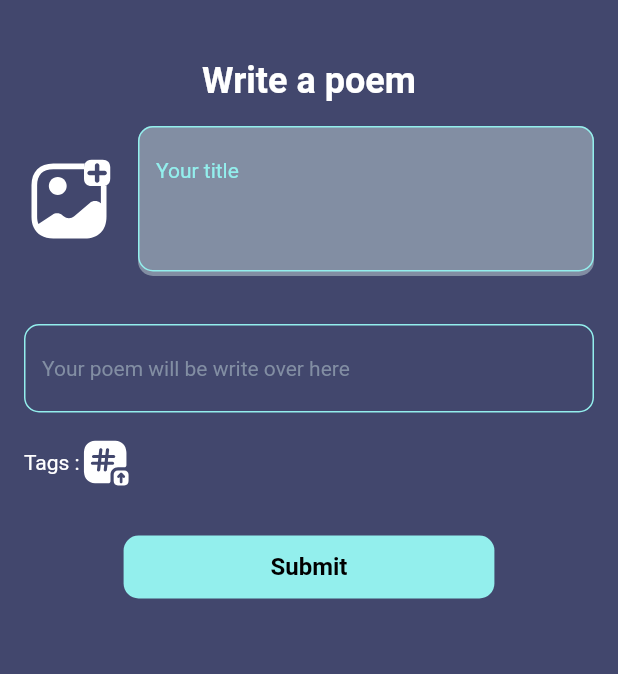
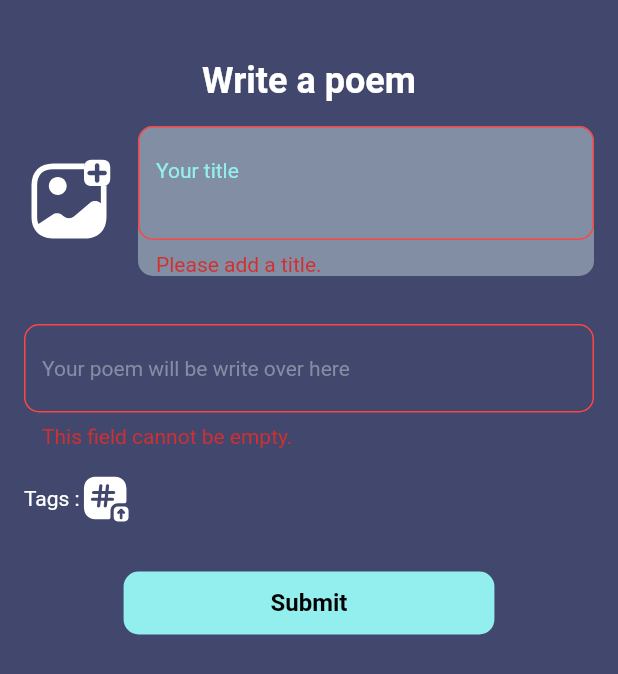
Before and after one commit to isthiyaquekb/note_app, a Flutter app: the AddPage screen opened by its route, after a tap on "Submit", on a phone screen of 412 x 824 dp. Shown: the top 674 px of the screen. Run offline on Flutter 3.47's test engine with Material 2 defaults, Android fonts, the phone set to English and light mode, and no system bars; our stand-ins replace cloud_firestore, date_picker_timeline, firebase_auth, firebase_core, flutter_svg, get and 3 more; accounts and stored records are empty; Roboto replaces fonts that are missing (Quantico).

Commit message:
create note with firebase

```diff
--- a/lib/controllers/addController.dart
+++ b/lib/controllers/addController.dart
@@ -1,8 +1,11 @@
 import 'dart:developer';
-
+import 'package:cloud_firestore/cloud_firestore.dart';
 import 'package:flutter/material.dart';
 import 'package:get/get.dart';
 import 'package:get_storage/get_storage.dart';
+import 'package:note_app/controllers/dashboard_controller.dart';
+import 'package:note_app/core/app_color.dart';
+import 'package:note_app/model/notes_model.dart';
 import 'package:note_app/model/tags_model.dart';
 
 class AddController extends GetxController{
@@ -28,9 +31,12 @@ class AddController extends GetxController{
 
   //LIST
   var tagList = <TagsModel>[].obs;
+  //FIRESTORE DECLARED
+  FirebaseFirestore? firestore;
 
   @override
   void onInit() {
+    firestore = FirebaseFirestore.instance;
     nameController.text = "";
     contentController.text = "";
     tagList.value=[
@@ -71,4 +77,56 @@ class AddController extends GetxController{
 
     update();
   }
+
+  //Submitting note
+  void submitNote(){
+    //validation
+    isNameValid = nameKey.currentState!.validate();
+    isContentValid = contentKey.currentState!.validate();
+    Get.focusScope!.unfocus();
+    if (isNameValid && isContentValid) {
+      nameKey.currentState!.save();
+      contentKey.currentState!.save();
+      // Create a list of selected tags
+      List<TagsModel> selectedTagList = tagList.value
+          .where((tag) => tag.isSelectedTag)
+          .toList();
+      createNote(nameController.text, contentController.text,selectedTagList);
+    }
+  }
+
+  void createNote(String title, String content,List<TagsModel> tagList) async {
+    try {
+      log("NAME $title");
+      log("CONTENT $content");
+      log("TAGS $tagList");
+      var noteDate = NotesModel(id: "${DateTime.now().millisecondsSinceEpoch}",title: title, content: content, tags: tagList);
+      log("INSERT INTO FIRE STORE $noteDate");
+
+      await firestore
+          ?.collection("Notes")
+          .add(noteDate.toJson())
+          .whenComplete(() {
+        Get.snackbar(
+          "Success",
+          "Your note has been created",
+          snackPosition: SnackPosition.BOTTOM,
+          backgroundColor: Colors.green.shade100,
+          colorText: AppColor.black,
+        );
+        nameController.dispose();
+        contentController.dispose();
+        Get.find<DashboardController>().changeTabIndex(0);
+      });
+    } catch (error, stackTrace) {
+      log("Error $error, $stackTrace");
+      Get.snackbar(
+        "Error",
+        "Something went wrong",
+        snackPosition: SnackPosition.BOTTOM,
+        backgroundColor: Colors.red.shade100,
+        colorText: AppColor.black,
+      );
+    }
+  }
 }
--- /dev/null
+++ b/lib/model/notes_model.dart
@@ -0,0 +1,32 @@
+import 'package:note_app/model/tags_model.dart';
+
+class NotesModel {
+  final String? id;
+  final String title;
+  final String content;
+  final List<TagsModel> tags;
+
+  NotesModel({
+    this.id,
+    required this.title,
+    required this.content,
+    required this.tags
+  });
+
+  factory NotesModel.fromMap(Map<String, dynamic> json) {
+    return NotesModel(
+      id : json['id'],
+      title :json['title'],
+      content :json['content'],
+      tags : List<TagsModel>.from(json["tags"].map((x) => TagsModel.fromMap(x))),
+    );
+  }
+
+  Map<String, dynamic> toJson() => {
+    "id": id,
+    "title": title,
+    "content": content,
+    "tags": List<dynamic>.from(tags.map((x) => x.toMap())),
+  };
+
+}
--- a/lib/model/tags_model.dart
+++ b/lib/model/tags_model.dart
@@ -1,3 +1,4 @@
+
 class TagsModel {
   final int? id;
   final String tagName;
@@ -9,4 +10,15 @@ class TagsModel {
     required this.isSelectedTag,
   });
 
+  factory TagsModel.fromMap(Map<String, dynamic> json) => TagsModel(
+    id: json["id"],
+    tagName: json["tagName"],
+    isSelectedTag: json["isSelectedTag"],
+  );
+
+  Map<String, dynamic> toMap() => {
+    "id": id,
+    "tagName": tagName,
+    "isSelectedTag": isSelectedTag,
+  };
 }
--- a/lib/pages/add_page.dart
+++ b/lib/pages/add_page.dart
@@ -3,7 +3,9 @@ import 'dart:developer';
 import 'package:flutter/material.dart';
 import 'package:flutter_svg/flutter_svg.dart';
 import 'package:get/get.dart';
+import 'package:google_fonts/google_fonts.dart';
 import 'package:note_app/controllers/addController.dart';
+import 'package:note_app/controllers/dashboard_controller.dart';
 import 'package:note_app/core/app_assets.dart';
 import 'package:note_app/core/app_color.dart';
 import 'package:note_app/core/app_theme.dart';
@@ -77,8 +79,10 @@ class AddPage extends StatelessWidget {
                           color: AppColor.hintTextColor,
                           borderRadius: BorderRadius.circular(10)),
                       child: Form(
+                        key: addController.nameKey,
                         autovalidateMode: AutovalidateMode.onUserInteraction,
                         child: TextFormField(
+                          controller: addController.nameController,
                           keyboardType: TextInputType.emailAddress,
                           textInputAction: TextInputAction.next,
                           onEditingComplete: () =>
@@ -123,6 +127,9 @@ class AddPage extends StatelessWidget {
                             ),
                           ),
                           onSaved: (String? value) {},
+                          validator: (validate){
+                            return addController.nameValidator(validate.toString().trim());
+                          },
                         ),
                       ),
                     ),
@@ -137,8 +144,10 @@ class AddPage extends StatelessWidget {
                 runAlignment: WrapAlignment.start,
                 children: [
                   Form(
+                    key: addController.contentKey,
                     autovalidateMode: AutovalidateMode.onUserInteraction,
                     child: TextFormField(
+                      controller: addController.contentController,
                       keyboardType: TextInputType.multiline,
                       textInputAction: TextInputAction.next,
                       onEditingComplete: () =>
@@ -179,6 +188,9 @@ class AddPage extends StatelessWidget {
                         ),
                       ),
                       onSaved: (String? value) {},
+                      validator: (validate){
+                        return addController.contentValidator(validate.toString().trim());
+                      },
                     ),
                   ),
                   Padding(
@@ -202,7 +214,42 @@ class AddPage extends StatelessWidget {
                               color: Colors.white,
                               height: 34,
                               width: 34,
-                            ))
+                            )),
+                        Obx(() => Flexible(
+                          child: Wrap(
+                            children: addController.tagList
+                                .asMap()
+                                .entries
+                                .map((e) =>
+                                e.value.isSelectedTag==true?Container(
+                                    height: 40,
+                                    margin: const EdgeInsets.all(4.0),
+                                    decoration: BoxDecoration(
+                                        color: addController.tagList[e.key]
+                                            .isSelectedTag
+                                            ? AppColor.primaryColor
+                                            : AppColor.accentColor,
+                                        borderRadius: BorderRadius.circular(10)
+                                    ),
+                                    child: Padding(
+                                      padding: const EdgeInsets.all(8.0),
+                                      child: Text(
+                                        e.value.tagName.toString(),
+                                        textAlign: TextAlign.center,style: GoogleFonts.quantico(
+                                          fontSize:  addController.tagList[e.key]
+                                              .isSelectedTag?14:16,
+                                          fontWeight: addController.tagList[e.key]
+                                              .isSelectedTag
+                                              ? FontWeight.w400:FontWeight.w700,
+                                          color: addController.tagList[e.key]
+                                              .isSelectedTag
+                                              ? AppColor.black
+                                              : AppColor.white
+                                      ),),
+                                    )):const SizedBox.shrink())
+                                .toList(),
+                          ),
+                        )),
                       ],
                     ),
                   )
@@ -217,7 +264,9 @@ class AddPage extends StatelessWidget {
                 padding: const EdgeInsets.symmetric(horizontal: 16),
                 text: "Submit",
                 textColor: AppColor.deepBlue,
-                onClicked: () {},
+                onClicked: (){
+                  addController.submitNote();
+                },
               ),
             ),
           ],
```
Also changed, not shown: lib/controllers/home_controller.dart (+23 -2 lines), lib/pages/home_page.dart (+91 -90 lines), lib/widgets/dialogs/tags_dialog.dart (+9 -6 lines).
